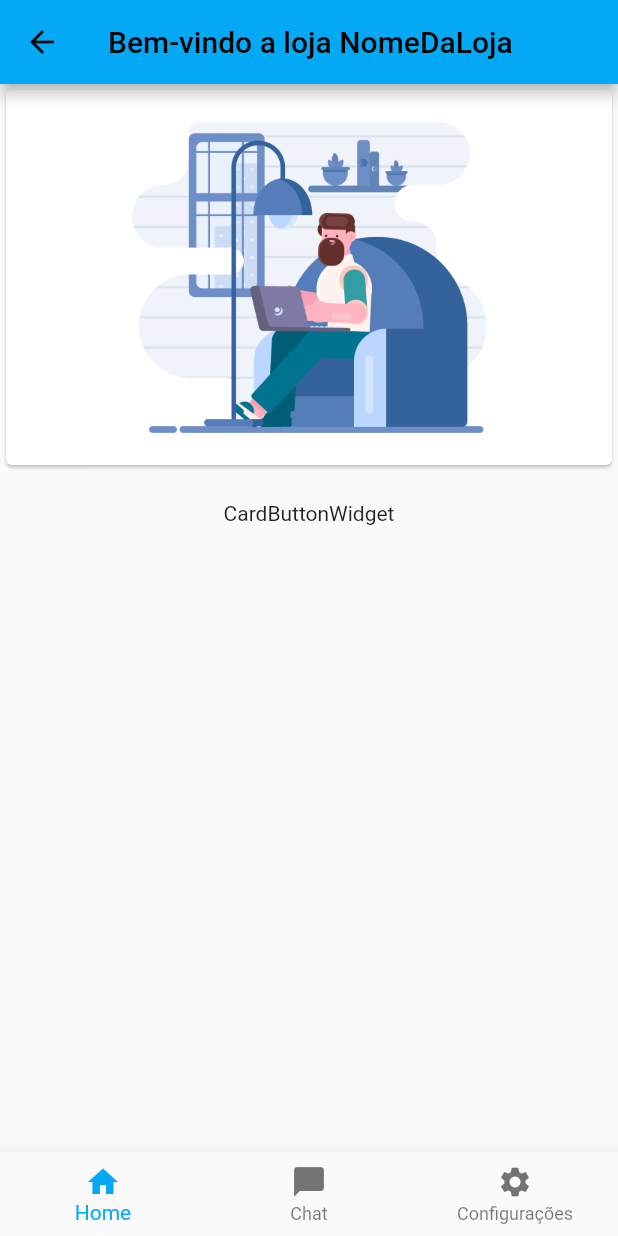
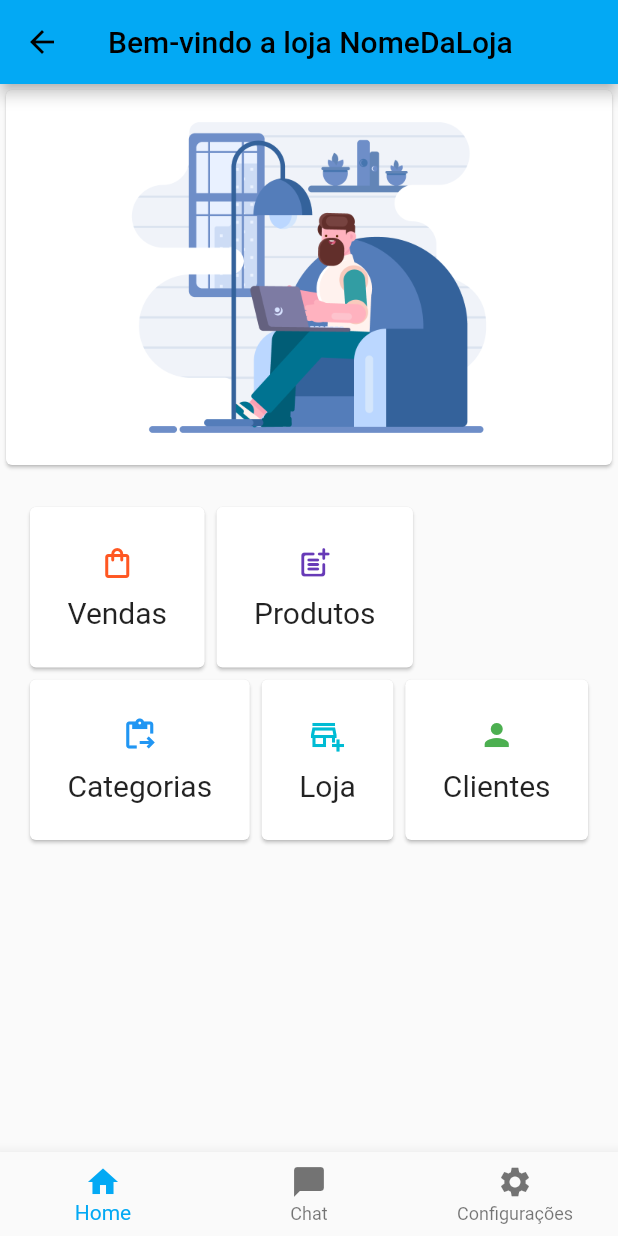
Before and after one commit to mechztcc/flutter-food-owner, a Flutter app: the HomePage screen opened by its route, on a phone screen of 412 x 824 dp. Run offline on Flutter 3.47's test engine with Material 2 defaults, Android fonts, the phone set to English and light mode, and no system bars; our stand-ins replace dio, flutter_modular, hive, loading_animation_widget, logger, mobx; missing offline and left inert: validatorless; accounts and stored records are empty; generated files the repository leaves out were written again.

Commit message:
feat: add first idea to buttons on home page

```diff
--- a/lib/app/modules/home/components/card_button_widget.dart
+++ b/lib/app/modules/home/components/card_button_widget.dart
@@ -1,11 +1,34 @@
 import 'package:flutter/material.dart';
 
 class CardButtonWidget extends StatelessWidget {
-  final String title;
-  const CardButtonWidget({Key? key, this.title = "CardButtonWidget"}) : super(key: key);
+  final String name;
+  final Icon icon;
+  const CardButtonWidget({
+    Key? key,
+    required this.name,
+    required this.icon,
+  }) : super(key: key);
 
   @override
   Widget build(BuildContext context) {
-    return Container(child: Text(title));
+    return Card(
+      child: Padding(
+        padding: const EdgeInsets.all(25.0),
+        child: Column(
+          children: [
+            icon,
+            const SizedBox(
+              height: 10,
+            ),
+            Text(
+              name,
+              style: const TextStyle(
+                fontSize: 20,
+              ),
+            ),
+          ],
+        ),
+      ),
+    );
   }
 }
--- a/lib/app/modules/home/home_module.dart
+++ b/lib/app/modules/home/home_module.dart
@@ -1,5 +1,5 @@
 import 'package:flutter_food_owner/app/app_module.dart';
-import 'package:flutter_food_owner/app/modules/home/home_page.dart';
+import 'package:flutter_food_owner/app/modules/home/pages/home_page.dart';
 import 'package:flutter_food_owner/app/modules/home/pages/splash_page.dart';
 import 'package:flutter_modular/flutter_modular.dart';
 
--- a/lib/app/modules/home/home_page.dart
+++ b/lib/app/modules/home/pages/home_page.dart
@@ -32,10 +32,43 @@ class _HomePageState extends State<HomePage> {
                   const SizedBox(
                     height: 20,
                   ),
-                  Row(
-                    mainAxisAlignment: MainAxisAlignment.center,
-                    children: [
-                      CardButtonWidget(),
+                  Wrap(
+                    children: const [
+                      CardButtonWidget(
+                        icon: Icon(
+                          Icons.shopping_bag_outlined,
+                          color: Colors.deepOrange,
+                        ),
+                        name: 'Vendas',
+                      ),
+                      CardButtonWidget(
+                        icon: Icon(
+                          Icons.post_add_rounded,
+                          color: Colors.deepPurple,
+                        ),
+                        name: 'Produtos',
+                      ),
+                      CardButtonWidget(
+                        icon: Icon(
+                          Icons.content_paste_go,
+                          color: Colors.blue,
+                        ),
+                        name: 'Categorias',
+                      ),
+                      CardButtonWidget(
+                        icon: Icon(
+                          Icons.add_business_outlined,
+                          color: Colors.cyan,
+                        ),
+                        name: 'Loja',
+                      ),
+                      CardButtonWidget(
+                        icon: Icon(
+                          Icons.person,
+                          color: Colors.green,
+                        ),
+                        name: 'Clientes',
+                      ),
                     ],
                   ),
                 ],
```
